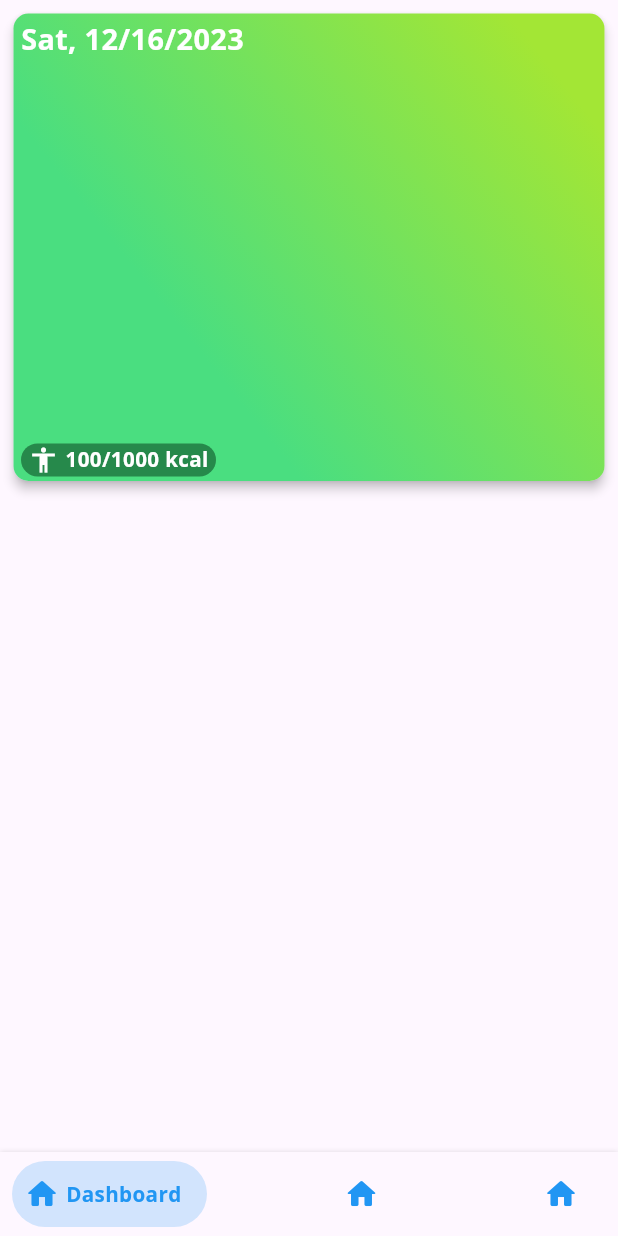
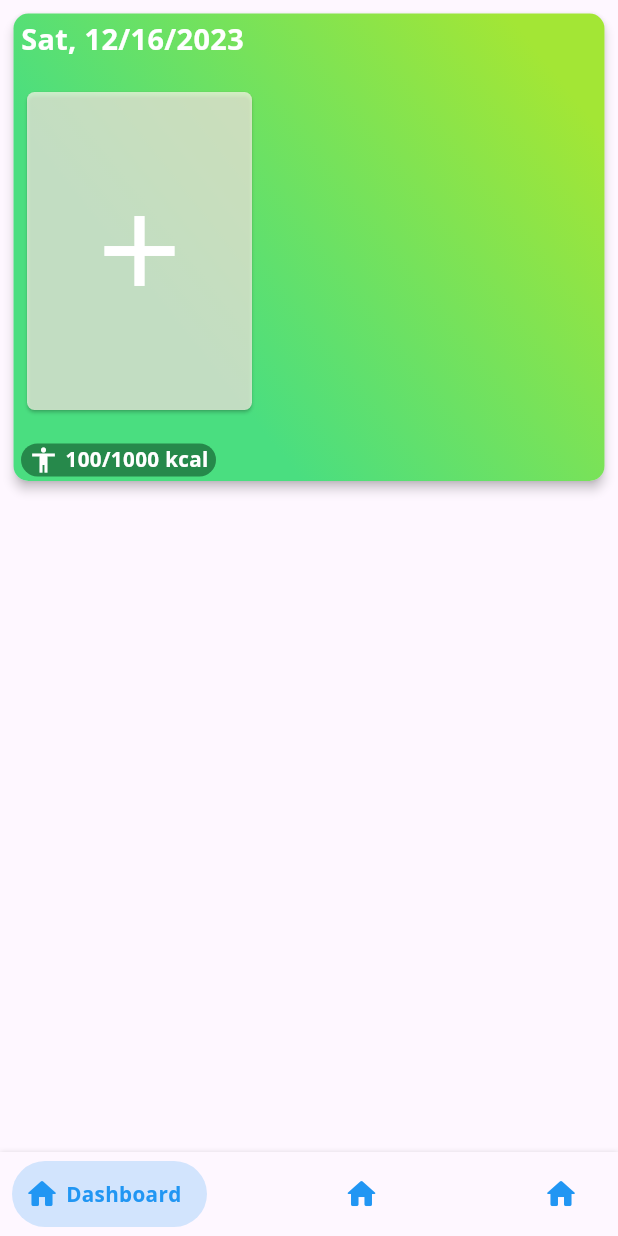
Before and after one commit to LucThuy/health-tracking, a Flutter app: the screen it shows after launch, on a phone screen of 412 x 824 dp. Run offline on Flutter 3.47's test engine with Material 3 defaults, Android fonts, the phone set to English and light mode, and no system bars; drawn by our look-alikes of bottom_navy_bar; our stand-ins replace camera, get, google_fonts, moor_flutter, sizer; generated files the repository leaves out were written again.

Commit message:
update: update vội do có chó nó pressing

```diff
--- a/lib/features/dashboard/dashboard_controller.dart
+++ b/lib/features/dashboard/dashboard_controller.dart
@@ -1,5 +1,6 @@
 import 'package:get/get.dart';
 import 'package:health_tracking/local/line/line.dart';
+import 'package:health_tracking/modules/main/main_controller.dart';
 import 'package:intl/intl.dart';
 
 class DashboardController extends GetxController {
@@ -7,6 +8,7 @@ class DashboardController extends GetxController {
   final DateFormat formatter = DateFormat('yMEd');
   final LineDao lineDao = Get.find();
   final lineList = RxList<LineData>([]);
+  final mainController = Get.find<MainController>();
 
   @override
   Future<void> onInit() async {
@@ -21,6 +23,9 @@ class DashboardController extends GetxController {
   }
 
   Future<void> insertLine() async {
-    lineDao.insertLine(LineCompanion.insert(pageId: 1, date: currentDate.value));
+    mainController.changeCurrentIndex(3);
+    print(mainController.currentIndex);
+    // lineDao
+    //     .insertLine(LineCompanion.insert(pageId: 1, date: currentDate.value));
   }
 }
--- a/lib/features/dashboard/dashboard_screen.dart
+++ b/lib/features/dashboard/dashboard_screen.dart
@@ -5,6 +5,7 @@ import 'package:get/get.dart';
 import 'package:google_fonts/google_fonts.dart';
 import 'package:health_tracking/features/dashboard/components/food_card.dart';
 import 'package:health_tracking/features/dashboard/dashboard_controller.dart';
+import 'package:health_tracking/routes/app_pages.dart';
 import 'package:sizer/sizer.dart';
 
 import '../../utility/theme.dart';
@@ -33,7 +34,6 @@ class DashboardScreen extends GetView<DashboardController> {
                       borderRadius: BorderRadius.circular(10),
                       gradient: kBackgroundLinearMainSubColor,
                     ),
-                    child: Padding(
                     padding: const EdgeInsets.only(
                         top: 3, bottom: 3, left: 5, right: 5),
                     child: Column(
@@ -54,48 +54,51 @@ class DashboardScreen extends GetView<DashboardController> {
                         // SingleChildScrollView(
                         //   scrollDirection: Axis.horizontal,
                         //   child:
-                          Expanded(
-                            child:
-                                // Row(
-                                //   children: [
-                                // Obx(() {
-                              // return
-                              // RefreshIndicator(
-                              //   onRefresh: () => controller.loadLine(),
-                              //   child:
-                              ListView.builder(
+                        Obx(
+                          () => Expanded(
+                            child: RefreshIndicator(
+                              onRefresh: () => controller.loadLine(),
+                              child: Center(
+                                child: SizedBox(
+                                  height: 220,
+                                  child: ListView.builder(
                                       scrollDirection: Axis.horizontal,
-                                    itemCount: controller.lineList.length,
+                                      itemCount: controller.lineList.length + 1,
                                       itemBuilder: (context, index) {
-                                      print(controller.lineList.length);
+                                        if (index ==
+                                            controller.lineList.length) {
+                                          return Card(
+                                            color:
+                                                kBackgroundTransparentSubZeroColor,
+                                            elevation: 1,
+                                            shape: RoundedRectangleBorder(
+                                              borderRadius:
+                                                  BorderRadius.circular(5),
+                                            ),
+                                            child: SizedBox(
+                                              height: 210,
+                                              width: 150,
+                                              child: InkWell(
+                                                onTap: () =>
+                                                    Get.toNamed(AppRoutes.rCamera),
+                                                child: const Center(
+                                                  child: Icon(
+                                                    Icons.add,
+                                                    size: 80,
+                                                    color: kTextInvertColor,
+                                                  ),
+                                                ),
+                                              ),
+                                            ),
+                                          );
+                                        } else {
                                           return FoodCard();
+                                        }
                                       }),
-                              // )
-                              // );
-                            // }),
-                            // Card(
-                            //   color: kBackgroundTransparentSubZeroColor,
-                            //   elevation: 1,
-                            //   shape: RoundedRectangleBorder(
-                            //     borderRadius: BorderRadius.circular(5),
-                            //   ),
-                            //   child: SizedBox(
-                            //     height: 210,
-                            //     width: 150,
-                            //     child: InkWell(
-                            //       onTap: () => controller.insertLine(),
-                            //       child: Center(
-                            //         child: Icon(
-                            //           Icons.add,
-                            //           size: 80,
-                            //           color: kTextInvertColor,
-                            //         ),
-                            //       ),
-                            //     ),
-                            //   ),
-                            // ),
-                            // ],
-                            // ),
+                                ),
+                              ),
+                            ),
+                          ),
                         ),
                         // ),
                         Row(
@@ -135,7 +138,6 @@ class DashboardScreen extends GetView<DashboardController> {
                 ),
               ),
             ),
-            ),
           ],
         ),
       ),
--- a/lib/local/line/line.dart
+++ b/lib/local/line/line.dart
@@ -10,7 +10,7 @@ class Line extends Table {
 
 @UseMoor(tables: [Line], daos: [LineDao])
 class LineDatabase extends _$LineDatabase {
-  LineDatabase() : super(FlutterQueryExecutor.inDatabaseFolder(path: 'db.lite', logStatements: false));
+  LineDatabase() : super(FlutterQueryExecutor.inDatabaseFolder(path: 'db.lite', logStatements: true));
 
   @override
   int get schemaVersion => 1;
--- a/lib/local/page/page.dart
+++ b/lib/local/page/page.dart
@@ -9,7 +9,7 @@ class Page extends Table {
 
 @UseMoor(tables: [Page], daos: [PageDao])
 class PageDatabase extends _$PageDatabase {
-  PageDatabase() : super(FlutterQueryExecutor.inDatabaseFolder(path: 'db.lite', logStatements: false));
+  PageDatabase() : super(FlutterQueryExecutor.inDatabaseFolder(path: 'db.lite', logStatements: true));
 
   @override
   int get schemaVersion => 1;
--- a/lib/main.dart
+++ b/lib/main.dart
@@ -1,3 +1,4 @@
+import 'package:camera/camera.dart';
 import 'package:flutter/material.dart';
 import 'package:get/get.dart';
 import 'package:health_tracking/modules/main/main_screen.dart';
@@ -6,11 +7,13 @@ import 'package:http/http.dart';
 import 'package:sizer/sizer.dart';
 
 Future<void> main() async {
-  runApp(const MyApp());
+  WidgetsFlutterBinding.ensureInitialized();
+  List<CameraDescription> cameras = await availableCameras();
+  runApp(MyApp(cameras: cameras));
 }
 
 class MyApp extends StatelessWidget {
-  const MyApp({Key? key}) : super(key: key);
+  const MyApp({Key? key, required List<CameraDescription> cameras}) : super(key: key);
 
   @override
   Widget build(BuildContext context) {
--- a/lib/modules/main/main_binding.dart
+++ b/lib/modules/main/main_binding.dart
@@ -2,12 +2,15 @@ import 'package:get/get.dart';
 import 'package:health_tracking/features/dashboard/dashboard_controller.dart';
 import 'package:health_tracking/local/line/line.dart';
 import 'package:health_tracking/modules/main/main_controller.dart';
+
+import '../scan/scan_controller.dart';
 
 class MainBinding extends Bindings {
   @override
   void dependencies() {
     Get.lazyPut<MainController>(() => MainController());
     Get.lazyPut<DashboardController>(() => DashboardController());
+    Get.lazyPut<ScanController>(() => ScanController());
 
     Get.lazyPut<LineDao>(() => LineDao(LineDatabase()));
   }
--- a/lib/modules/main/main_screen.dart
+++ b/lib/modules/main/main_screen.dart
@@ -5,12 +5,15 @@ import 'package:get/get.dart';
 import 'package:google_fonts/google_fonts.dart';
 import 'package:health_tracking/features/dashboard/dashboard_screen.dart';
 import 'package:health_tracking/modules/main/main_controller.dart';
+import 'package:health_tracking/modules/scan/camera_screen.dart';
 import 'package:sizer/sizer.dart';
 
 class MainScreen extends GetWidget<MainController> {
   const MainScreen({Key? key}) : super(key: key);
 
   final screen = const <Widget>[
+    DashboardScreen(),
+    DashboardScreen(),
     DashboardScreen()
   ];
 
--- a/lib/routes/app_pages.dart
+++ b/lib/routes/app_pages.dart
@@ -1,6 +1,7 @@
 import 'package:get/get.dart';
 import 'package:health_tracking/modules/main/main_binding.dart';
 import 'package:health_tracking/modules/main/main_screen.dart';
+import 'package:health_tracking/modules/scan/camera_screen.dart';
 
 part 'app_routes.dart';
 
@@ -11,6 +12,11 @@ class AppPages {
       name: AppRoutes.rMain,
       binding: MainBinding(),
       page: () => const MainScreen(),
+    ),
+    GetPage(
+      name: AppRoutes.rCamera,
+      binding: MainBinding(),
+      page: () => const CameraScreen(),
     )
   ];
 }
--- a/lib/routes/app_routes.dart
+++ b/lib/routes/app_routes.dart
@@ -2,4 +2,5 @@ part of 'app_pages.dart';
 
 abstract class AppRoutes {
   static const rMain = '/main';
+  static const rCamera = "/camera";
 }
--- a/pubspec.yaml
+++ b/pubspec.yaml
@@ -38,6 +38,9 @@ dependencies:
   intl: ^0.18.0
   moor_flutter: ^4.0.0
   path_provider: ^2.1.0
+  path: ^1.8.3
+  camera: ^0.10.5
+  image: ^4.1.1
 
 
   # The following adds the Cupertino Icons font to your application.
```
Also changed, not shown: lib/modules/scan/camera_screen.dart (added, +17 -0 lines), lib/modules/scan/components/camera_viewer.dart (added, +22 -0 lines), lib/modules/scan/components/capture_button.dart (added, +39 -0 lines), lib/modules/scan/components/top_image_viewer.dart (added, +57 -0 lines), lib/modules/scan/scan_controller.dart (added, +69 -0 lines), pubspec.lock, 2 other files. Lines whose indentation alone changed are shown as unchanged.
